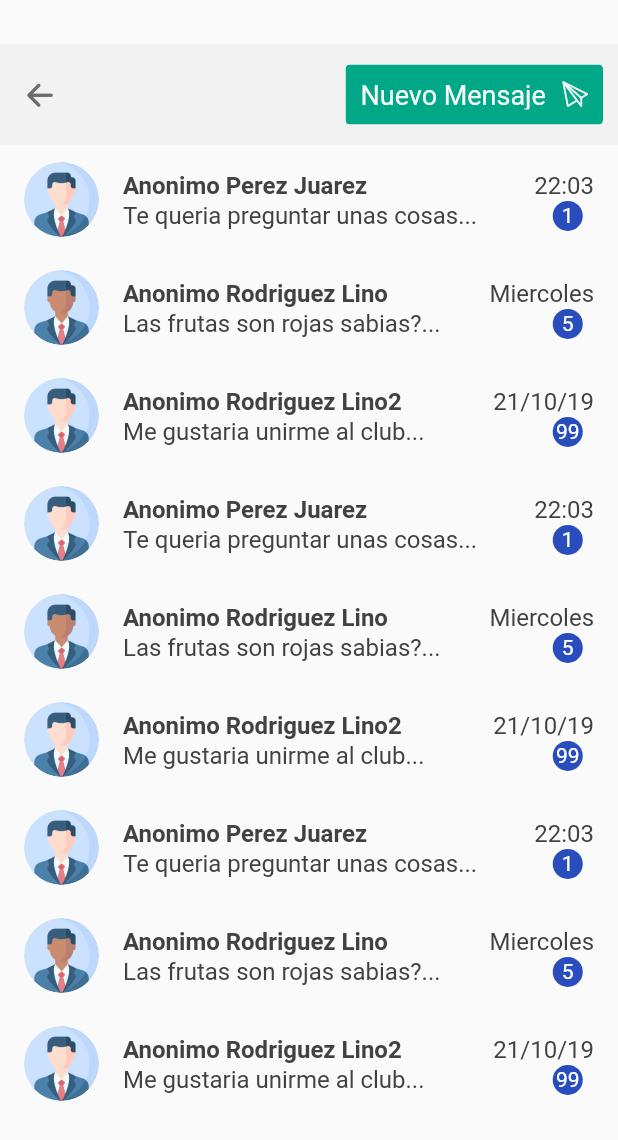
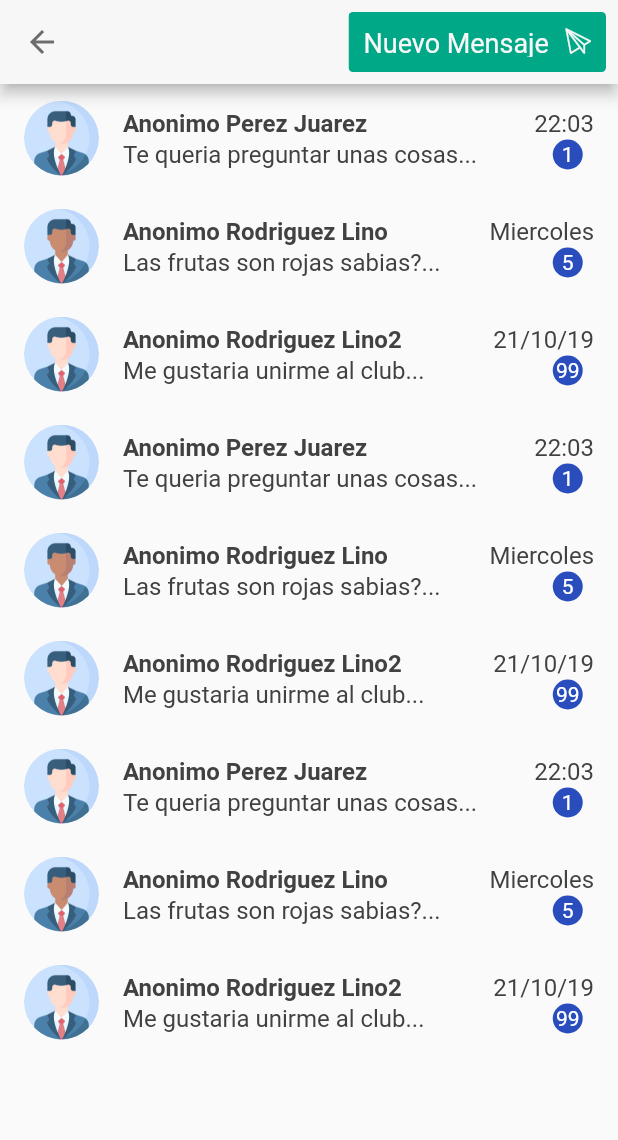
Before and after one commit to Gerbo67/siga_app, a Flutter app: the Buzon screen opened directly, on a phone screen of 412 x 824 dp. Shown: the top 1140 px of the screen. Run offline on Flutter 3.47's test engine with Material 2 defaults, Android fonts, the phone set to English and light mode, and no system bars.

Commit message:
v5.2 beta AppBar de Buzon arreglada

```diff
--- a/lib/screens/buzon/AppBarCustom.dart
+++ /dev/null
@@ -1,59 +0,0 @@
-import 'package:flutter/cupertino.dart';
-import 'package:flutter/material.dart';
-import 'package:flutter/widgets.dart';
-import 'package:siga_app/properties/MyColors.dart';
-import 'package:siga_app/properties/MyIcons.dart';
-
-import 'BuzonDialog.dart';
-
-Widget CustomAppBar(context) {
-  return Container(
-      color: BackBuzon,
-      child: Container(
-        margin: EdgeInsets.all(10),
-        child: Row(
-          mainAxisAlignment: MainAxisAlignment.spaceBetween,
-          children: [
-            GestureDetector(
-                onTap: () => Navigator.pushNamed(context, 'principal'),
-                child: Container(
-                  child: IconButton(icon: Icon(IconDesing.salida, color: BlackIcon, size: 16),alignment: Alignment.centerLeft),
-                )),
-            Center(
-              child: Material(
-                child: InkWell(
-                    onTap: () {
-                      DialogMandarMensaje(context);
-                    },
-                    child: Ink(
-                  width: MediaQuery.of(context).size.width / 2.4,
-                  height: 40,
-                  decoration: BoxDecoration(
-                      color: SecondaryColor,
-                      borderRadius: BorderRadius.all(Radius.circular(3))),
-                  child: Align(
-                      alignment: Alignment.center,
-                      child: Container(
-                        margin: EdgeInsets.all(10),
-                        child: Row(
-                            mainAxisAlignment: MainAxisAlignment.spaceBetween,
-                            children: [
-                              Text(
-                                'Nuevo Mensaje',
-                                style:
-                                    TextStyle(color: LightColor, fontSize: 18),
-                              ),
-                              Icon(
-                                IconDesing.mensajes,
-                                color: LightColor,
-                                size: 17,
-                              )
-                            ]),
-                      )),
-                )),
-              ),
-            )
-          ],
-        ),
-      ));
-}
--- a/lib/screens/buzon/Buzon.dart
+++ b/lib/screens/buzon/Buzon.dart
@@ -2,48 +2,77 @@ import 'package:flutter/material.dart';
 import 'package:siga_app/models/buzon/mensaje_model.dart';
 import 'package:siga_app/properties/MyColors.dart';
 import 'package:siga_app/properties/MyIcons.dart';
-import 'package:siga_app/screens/home/Home.dart';
-
-import 'AppBarCustom.dart';
+import 'BuzonDialog.dart';
 import 'Mensaje.dart';
 
-Widget Buzon() {
+class Buzon extends StatelessWidget {
+  List<MensajeModel> mensaje = [
+    mensaje1,
+    mensaje2,
+    mensaje3,
+    mensaje1,
+    mensaje2,
+    mensaje3,
+    mensaje1,
+    mensaje2,
+    mensaje3
+  ];
 
-
-  List<MensajeModel> mensaje = [mensaje1,mensaje2,mensaje3,mensaje1,mensaje2,mensaje3,mensaje1,mensaje2,mensaje3];
-
+  @override
+  Widget build(BuildContext context) {
     return Scaffold(
         resizeToAvoidBottomPadding: false,
+        appBar: AppBar(
+          backgroundColor: LightColor,
+          iconTheme: IconThemeData(color: BlackIcon),
+          actions: [
+            Container(
+                margin: EdgeInsets.all(8),
+                child: Material(
+                  child: InkWell(
+                      onTap: () {
+                        DialogMandarMensaje(context);
+                      },
+                      child: Ink(
+                        width: MediaQuery.of(context).size.width / 2.4,
+                        height: 40,
+                        decoration: BoxDecoration(
+                            color: SecondaryColor,
+                            borderRadius: BorderRadius.all(Radius.circular(3))),
+                        child: Align(
+                            alignment: Alignment.center,
+                            child: Container(
+                              margin: EdgeInsets.all(10),
+                              child: Row(
+                                  mainAxisAlignment:
+                                      MainAxisAlignment.spaceBetween,
+                                  children: [
+                                    Text(
+                                      'Nuevo Mensaje',
+                                      style: TextStyle(
+                                          color: LightColor, fontSize: 18),
+                                    ),
+                                    Icon(
+                                      IconDesing.mensajes,
+                                      color: LightColor,
+                                      size: 17,
+                                    )
+                                  ]),
+                            )),
+                      )),
+                ))
+          ],
+        ),
         body: Builder(
           builder: (context) {
-          return Column(children: [
-            Expanded(
-                flex: 2,
-                child: Container(
-                  child: Column(
-                    children: [
-                      Expanded(flex: 3, child: Container()),
-                      Expanded(
-                        flex: 7,
-                        child: CustomAppBar(context),
-                      ),
-                    ],
-                  ),
-                )),
-            Expanded(
-              flex: 15,
-              child: Container(
-                //color:Colors.pink,
-                child: ListView(
+            return ListView(
               padding: EdgeInsets.zero,
               children: [
-                    for(int i = 0 ; i<mensaje.length;i++)
+                for (int i = 0; i < mensaje.length; i++)
                   CustomListTile(mensaje: mensaje[i])
               ],
-                ),
-              ),
-            )
-          ]);
+            );
           },
         ));
   }
+}
```
Lines whose indentation alone changed are shown as unchanged.
